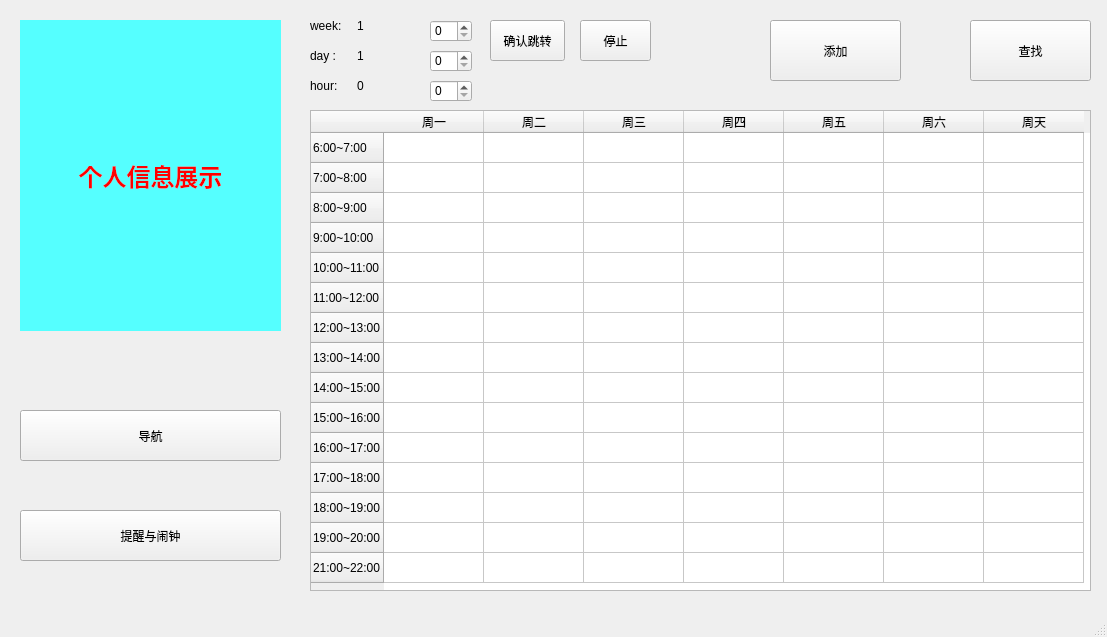
tangdouer1005/DataStructure_course_design, file src/DataStructure_course_design.ui: the form before one commit.
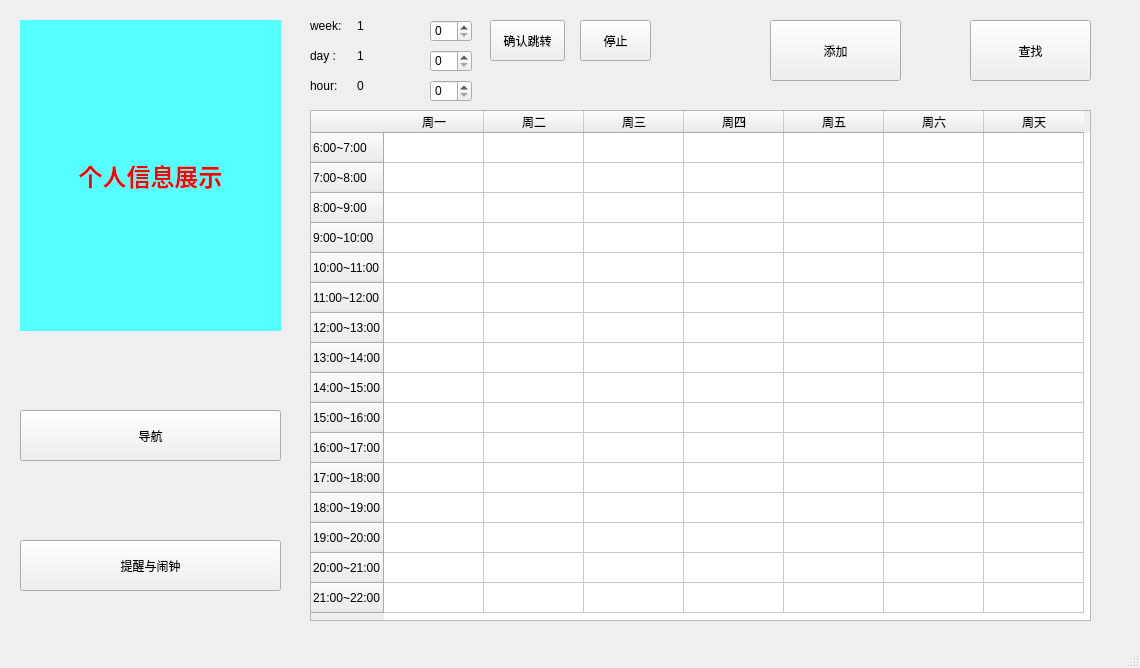
The form after the commit.

```diff
--- a/src/DataStructure_course_design.ui
+++ b/src/DataStructure_course_design.ui
@@ -6,8 +6,8 @@
    <rect>
     <x>0</x>
     <y>0</y>
-    <width>1107</width>
-    <height>637</height>
+    <width>1140</width>
+    <height>668</height>
    </rect>
   </property>
   <property name="windowTitle">
@@ -47,7 +47,7 @@
     <property name="geometry">
      <rect>
       <x>20</x>
-      <y>510</y>
+      <y>540</y>
       <width>261</width>
       <height>51</height>
      </rect>
@@ -62,7 +62,7 @@
       <x>310</x>
       <y>110</y>
       <width>781</width>
-      <height>481</height>
+      <height>511</height>
      </rect>
     </property>
     <property name="lineWidth">
@@ -141,6 +141,11 @@
       <string>19:00~20:00</string>
      </property>
     </row>
+    <row>
+     <property name="text">
+      <string>20:00~21:00</string>
+     </property>
+    </row>
     <row>
      <property name="text">
       <string>21:00~22:00</string>
```
Left out of the diff: 2 changed lines with no effect on the pictures.
